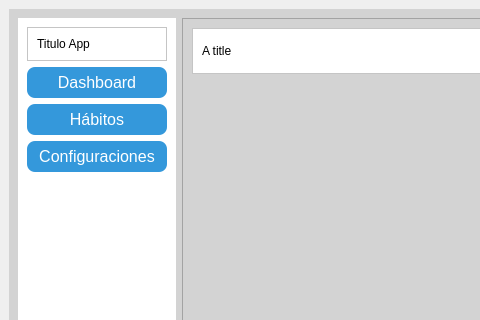
Old version of the form infraestructure/ui/main_view.ui in the repository judajaavAlt/PI2; both pictures show x 0 to 480 and y 0 to 320 of the 792 by 584 pixel window.
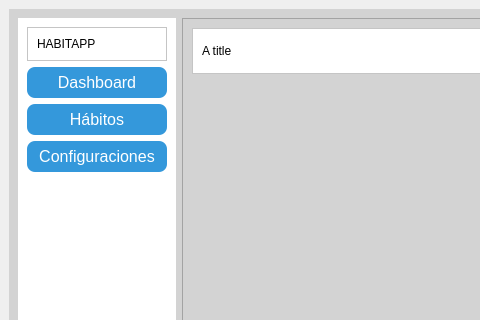
New version of the form.

Commit message: nombre app

```diff
--- a/infraestructure/ui/main_view.ui
+++ b/infraestructure/ui/main_view.ui
@@ -60,7 +60,7 @@
              <item>
               <widget class="QLabel" name="label_app_title">
                <property name="text">
-                <string>Titulo App</string>
+                <string>HABITAPP</string>
                </property>
               </widget>
              </item>
```
